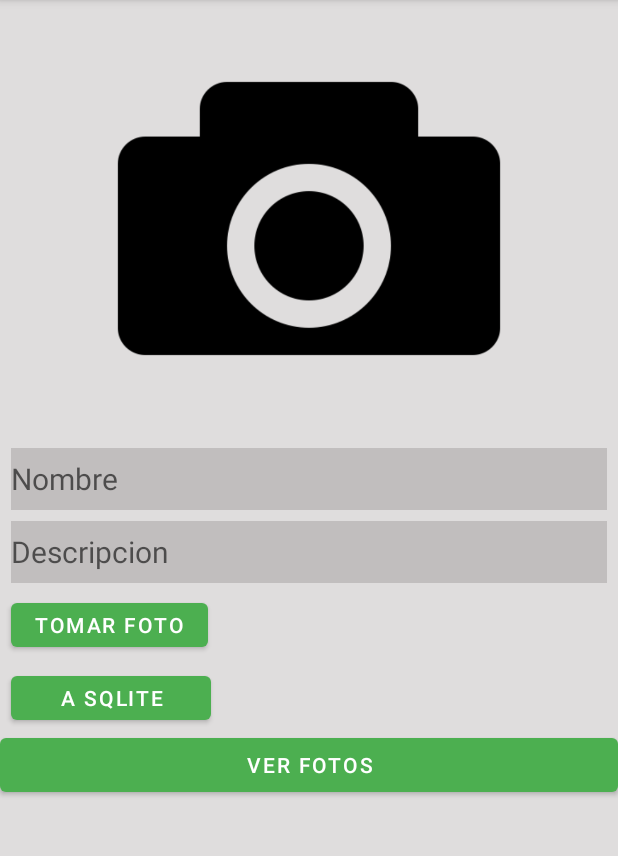
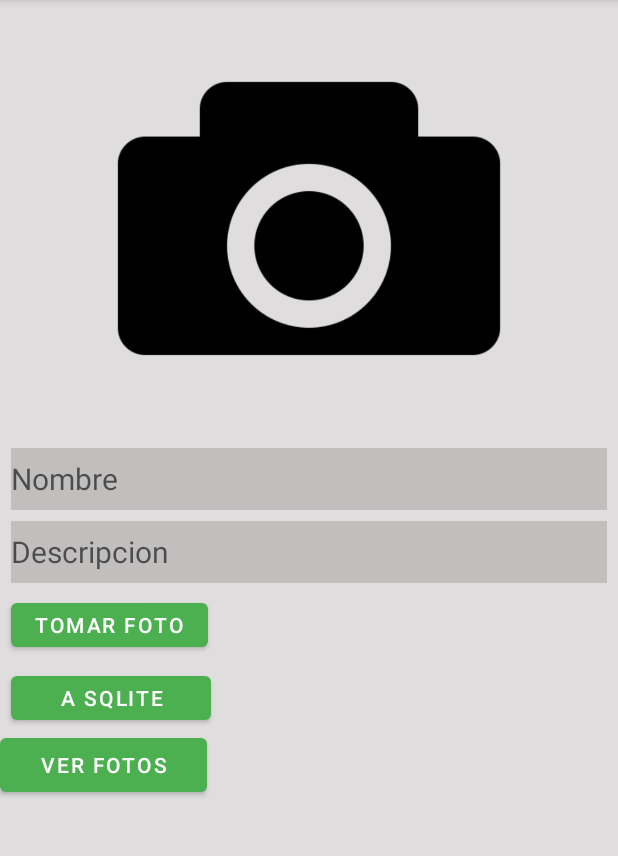
Before and after one commit to ajocasar/PM01Ejercicio4, an Android app: the screen it shows after launch (MainActivity), on a phone screen of 412 x 824 dp, the part 84-940 px from its top. Run offline under Robolectric (Android 15) with nearby library versions, the phone set to English and light mode, and no system bars.

Commit message:
Commit 25/6/22 parte 1

```diff
--- a/app/src/main/res/layout/activity_main.xml
+++ b/app/src/main/res/layout/activity_main.xml
@@ -58,7 +58,7 @@
 
     <Button
         android:id="@+id/btnPhotos"
-        android:layout_width="match_parent"
+        android:layout_width="138dp"
         android:layout_height="wrap_content"
         android:text="Ver Fotos" />
 
```
